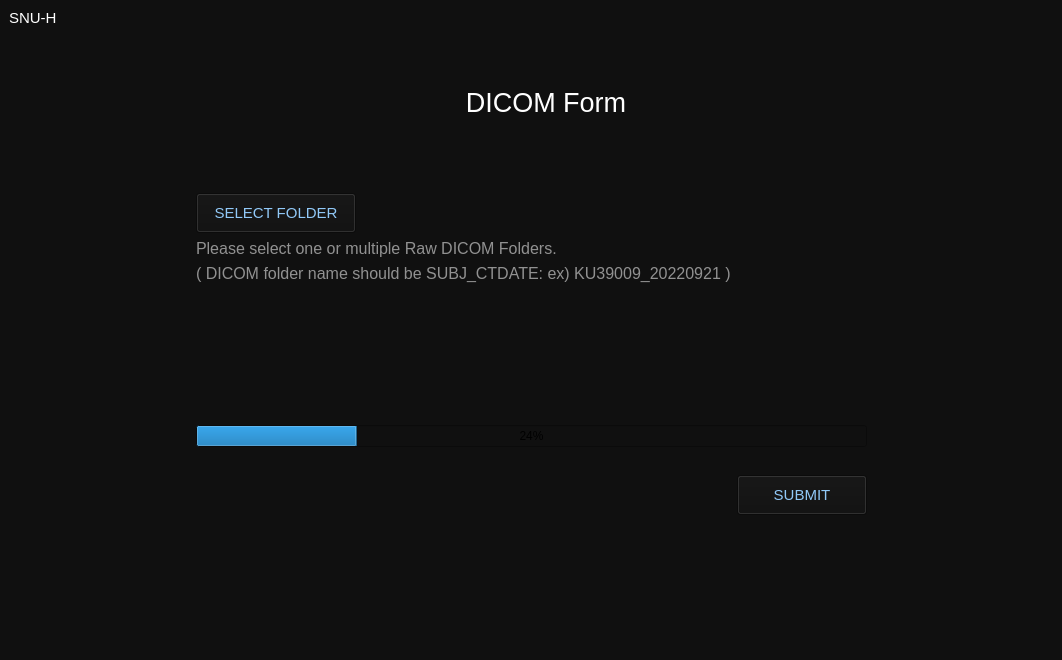
This is mainWindow.ui in hanagertrudekim/DICOM_Anonymizer as Qt 5 draws it before an edit. The edited form follows.
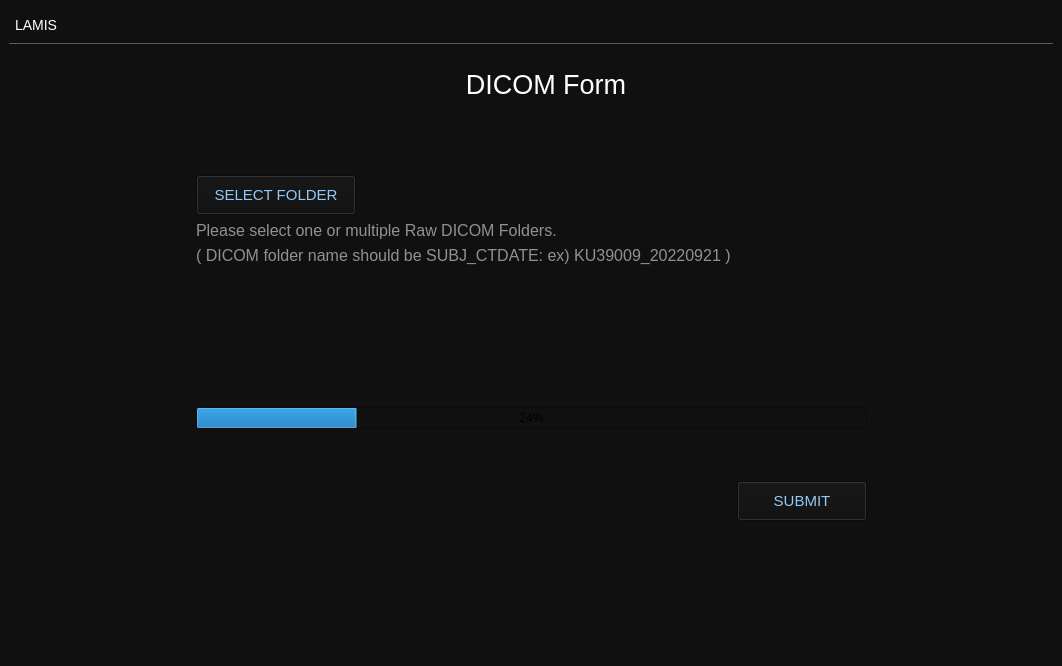
This is the edited form.

Commit message: fix: change logo lamis

Patch:
```diff
--- a/mainWindow.ui
+++ b/mainWindow.ui
@@ -7,7 +7,7 @@
     <x>0</x>
     <y>0</y>
     <width>1062</width>
-    <height>660</height>
+    <height>666</height>
    </rect>
   </property>
   <property name="windowTitle">
@@ -169,7 +169,7 @@
       <item row="0" column="0" colspan="5" alignment="Qt::AlignTop">
        <widget class="QLabel" name="header">
         <property name="sizePolicy">
-         <sizepolicy hsizetype="Preferred" vsizetype="Preferred">
+         <sizepolicy hsizetype="Preferred" vsizetype="Fixed">
           <horstretch>0</horstretch>
           <verstretch>0</verstretch>
          </sizepolicy>
@@ -177,7 +177,13 @@
         <property name="minimumSize">
          <size>
           <width>0</width>
-          <height>72</height>
+          <height>35</height>
+         </size>
+        </property>
+        <property name="maximumSize">
+         <size>
+          <width>16777215</width>
+          <height>35</height>
          </size>
         </property>
         <property name="accessibleDescription">
@@ -187,15 +193,18 @@
          <enum>Qt::LeftToRight</enum>
         </property>
         <property name="styleSheet">
-         <string notr="true">font-size: 15px;
+         <string notr="true">font-size: 14px;
 color: white;
-</string>
+border-bottom: 0.7px solid rgb(94, 94, 94);
+letter-spacing: 0.2em;
+padding-left: 3px;
+padding-bottom: 2px;</string>
         </property>
         <property name="text">
-         <string>SNU-H</string>
+         <string>LAMIS</string>
         </property>
         <property name="alignment">
-         <set>Qt::AlignLeading|Qt::AlignLeft|Qt::AlignTop</set>
+         <set>Qt::AlignLeading|Qt::AlignLeft|Qt::AlignVCenter</set>
         </property>
        </widget>
       </item>
```
The commit also changes 4 other files.
